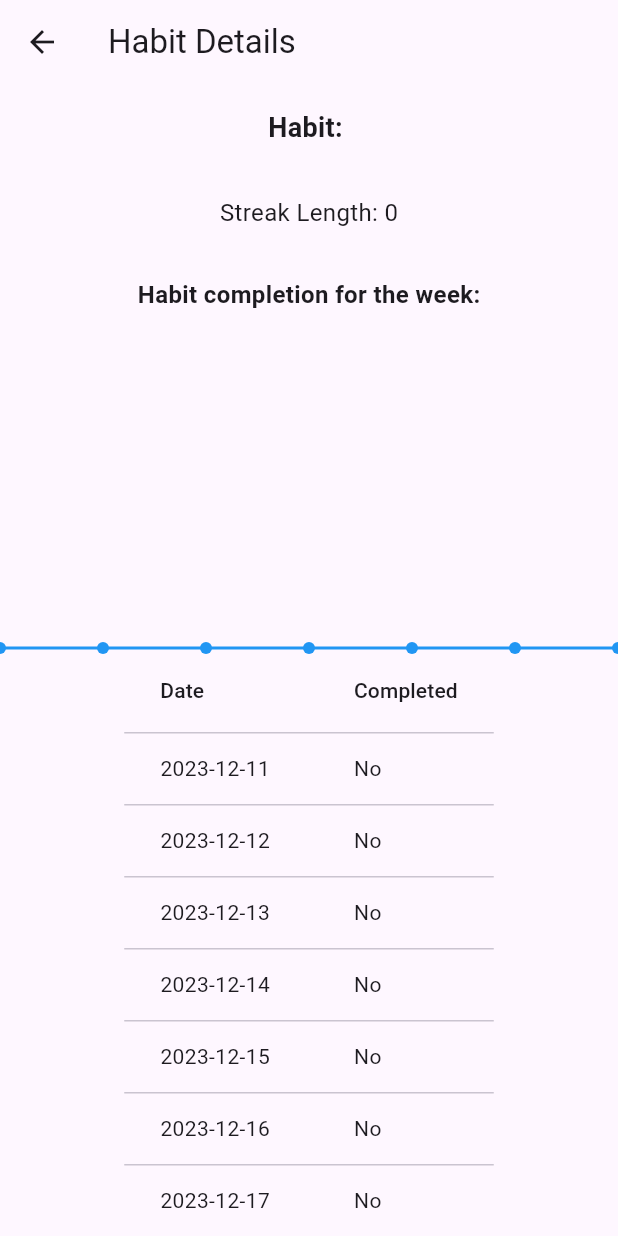
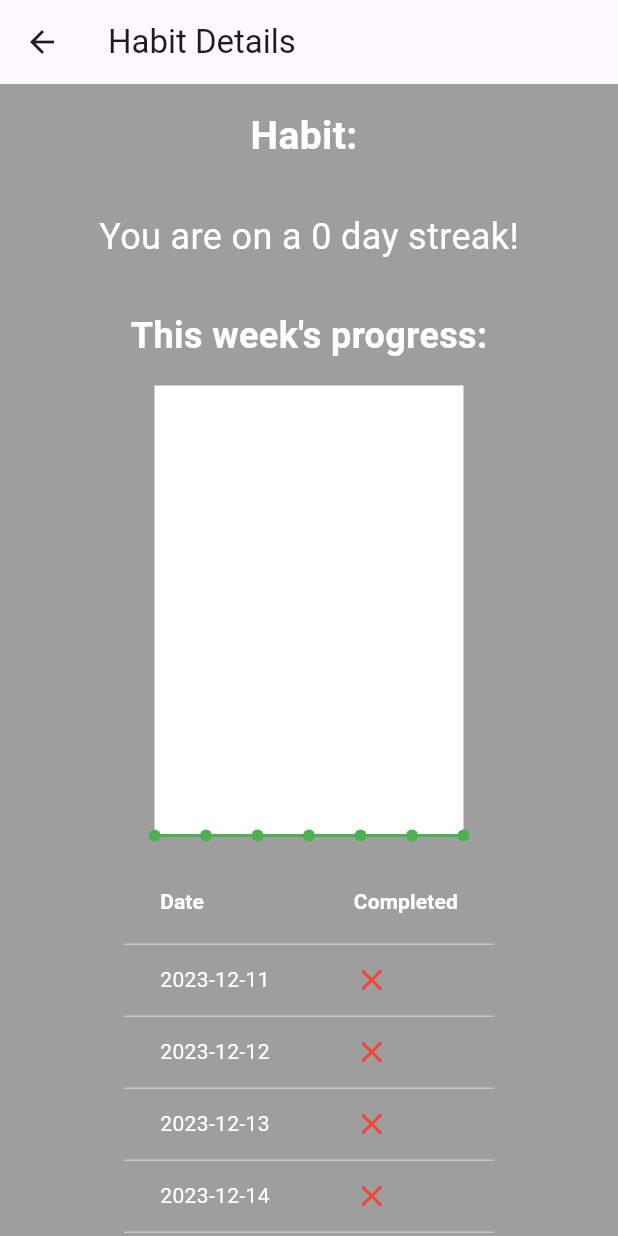
Before and after one commit to DamjanVincic/gdsc-solution-challenge, a Flutter app: the HabitDetailsScreen screen opened directly with empty values, on a phone screen of 412 x 824 dp. Run offline on Flutter 3.47's test engine with Material 3 defaults, Android fonts, the phone set to English and light mode, and no system bars; drawn by our look-alikes of fl_chart; our stand-ins replace flutter_local_notifications, google_maps_flutter, location, permission_handler, share, shared_preferences and 1 more; missing offline and left inert: flutter_config; accounts and stored records are empty; network calls fail.

Commit message:
Habit details redesign

```diff
--- a/lib/src/views/habit_details_screen.dart
+++ b/lib/src/views/habit_details_screen.dart
@@ -4,8 +4,15 @@ import '../models/habit.dart';
 
 class HabitDetailsScreen extends StatefulWidget {
   final Habit habit;
+  final Color primaryColor;
+  final Color accentColor;
 
-  const HabitDetailsScreen({super.key, required this.habit});
+  const HabitDetailsScreen({
+    Key? key,
+    required this.habit,
+    required this.primaryColor,
+    required this.accentColor,
+  }) : super(key: key);
 
   @override
   State<HabitDetailsScreen> createState() => _HabitDetailsScreenState();
@@ -35,11 +42,18 @@ class _HabitDetailsScreenState extends State<HabitDetailsScreen> {
 
   @override
   Widget build(BuildContext context) {
+    final primaryColor = widget.primaryColor;
+    final accentColor = widget.accentColor;
+
     return Scaffold(
       appBar: AppBar(
         title: const Text('Habit Details'),
       ),
-      body: Column(
+      body: Container(
+        color: accentColor,
+        child: SingleChildScrollView(
+          child: Center(
+            child: Column(
               mainAxisAlignment: MainAxisAlignment.center,
               crossAxisAlignment: CrossAxisAlignment.center,
               children: [
@@ -47,25 +61,38 @@ class _HabitDetailsScreenState extends State<HabitDetailsScreen> {
                   padding: const EdgeInsets.all(16.0),
                   child: Text(
                     'Habit: ${widget.habit.name}',
-              style: const TextStyle(fontSize: 18, fontWeight: FontWeight.bold),
+                    style: TextStyle(
+                      fontSize: 26,
+                      fontWeight: FontWeight.bold,
+                      color: Colors.white,
+                    ),
                   ),
                 ),
                 Padding(
+
                   padding: const EdgeInsets.all(16.0),
                   child: Text(
-              'Streak Length: ${widget.habit.streakLength}',
-              style: const TextStyle(fontSize: 16),
+                    "You are on a ${widget.habit.streakLength} day streak!",
+                    style: const TextStyle(fontSize: 24, color: Colors.white),
                   ),
                 ),
                 const Padding(
                   padding: EdgeInsets.all(16.0),
                   child: Text(
-              'Habit completion for the week:',
-              style: TextStyle(fontSize: 16, fontWeight: FontWeight.bold),
+                    "This week's progress:",
+                    style: TextStyle(
+                      fontSize: 24,
+                      fontWeight: FontWeight.bold,
+                      color: Colors.white,
+                    ),
                   ),
                 ),
                 // Display habit completion status for each day in the week using a graph
-          Expanded(
+                Container(
+                  color: Colors.white,
+                  child: SizedBox(
+                    width: MediaQuery.of(context).size.width * 0.5,
+                    height: 300,
                     child: LineChart(
                       LineChartData(
                         gridData: FlGridData(show: false),
@@ -75,35 +102,72 @@ class _HabitDetailsScreenState extends State<HabitDetailsScreen> {
                           LineChartBarData(
                             spots: List.generate(pastWeekDates.length, (index) {
                               String currentDate = pastWeekDates[index];
-                      bool isCompleted = widget.habit.isCompleted(currentDate);
+                              bool isCompleted =
+                              widget.habit.isCompleted(currentDate);
 
-                      return FlSpot(index.toDouble(), isCompleted ? 1.0 : 0.0);
+                              return FlSpot(
+                                  index.toDouble(), isCompleted ? 1.0 : 0.0);
                             }),
                             isCurved: true,
                             belowBarData: BarAreaData(show: false),
-                    colors: [Colors.blue],
+                            colors: [
+                              Colors.green
+                            ], // Set graph color to accentColor
                           ),
                         ],
                       ),
                     ),
                   ),
+                ),
                 // Display a table with habit completion status for each day in the week
-          DataTable(
-            columns: const [
-              DataColumn(label: Text('Date')),
-              DataColumn(label: Text('Completed')),
+                Padding(
+                  padding: const EdgeInsets.all(16.0),
+                  child: DataTable(
+                    columns: [
+                      DataColumn(
+                        label: Text(
+                          'Date',
+                          style: TextStyle(
+                            fontWeight: FontWeight.bold,
+                            color: Colors.white,
+                          ),
+                        ),
+                      ),
+                      DataColumn(
+                        label: Text(
+                          'Completed',
+                          style: TextStyle(
+                            fontWeight: FontWeight.bold,
+                            color: Colors.white,
+                          ),
+                        ),
+                      ),
                     ],
                     rows: List.generate(pastWeekDates.length, (index) {
                       String currentDate = pastWeekDates[index];
-              bool isCompleted = widget.habit.isCompleted(currentDate);
+                      bool isCompleted =
+                      widget.habit.isCompleted(currentDate);
 
                       return DataRow(cells: [
-                DataCell(Text(currentDate)),
-                DataCell(Text(isCompleted ? 'Yes' : 'No')),
+                        DataCell(
+                          Text(
+                            currentDate,
+                            style: TextStyle(color: Colors.white),
+                          ),
+                        ),
+                        DataCell(
+                          isCompleted
+                              ? Icon(Icons.check, color: Colors.green)
+                              : Icon(Icons.close, color: Colors.red),
+                        ),
                       ]);
                     }),
                   ),
+                ),
               ],
+            ),
+          ),
+        ),
       ),
     );
   }
--- a/lib/src/views/habit_list_screen.dart
+++ b/lib/src/views/habit_list_screen.dart
@@ -42,9 +42,8 @@ class _HabitListScreenState extends State<HabitListScreen> {
 
   @override
   Widget build(BuildContext context) {
-    final Color primaryColor = widget.primaryColor; // Store primary color locally
+    final Color primaryColor = widget.primaryColor;
     final Color accentColor = widget.accentColor;
-    print("color: " + primaryColor.toString());
 
     return Scaffold(
       appBar: AppBar(
@@ -84,6 +83,7 @@ class _HabitListScreenState extends State<HabitListScreen> {
                       saveData();
                       setState(() {});
                     },
+                    primaryColor: primaryColor,
                     accentColor: accentColor,
                   );
                 },
@@ -140,12 +140,14 @@ class _HabitListScreenState extends State<HabitListScreen> {
 class HabitCard extends StatelessWidget {
   final Habit habit;
   final VoidCallback onSaveCallback;
+  final Color primaryColor;
   final Color accentColor;
 
   const HabitCard({
     Key? key,
     required this.habit,
     required this.onSaveCallback,
+    required this.primaryColor,
     required this.accentColor,
   }) : super(key: key);
 
@@ -164,7 +166,7 @@ class HabitCard extends StatelessWidget {
           Navigator.push(
             context,
             MaterialPageRoute(
-              builder: (context) => HabitDetailsScreen(habit: habit),
+              builder: (context) => HabitDetailsScreen(habit: habit, primaryColor: primaryColor, accentColor: accentColor),
             ),
           );
         },
```
Lines whose indentation alone changed are shown as unchanged.
